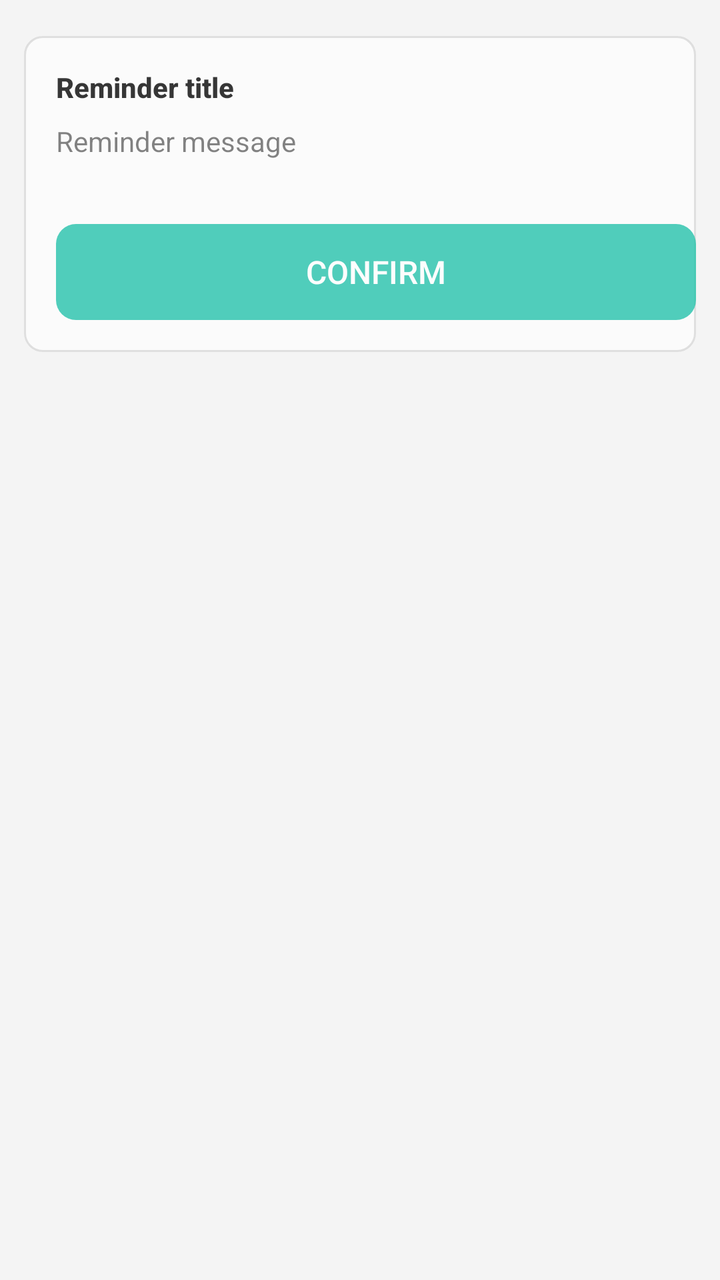
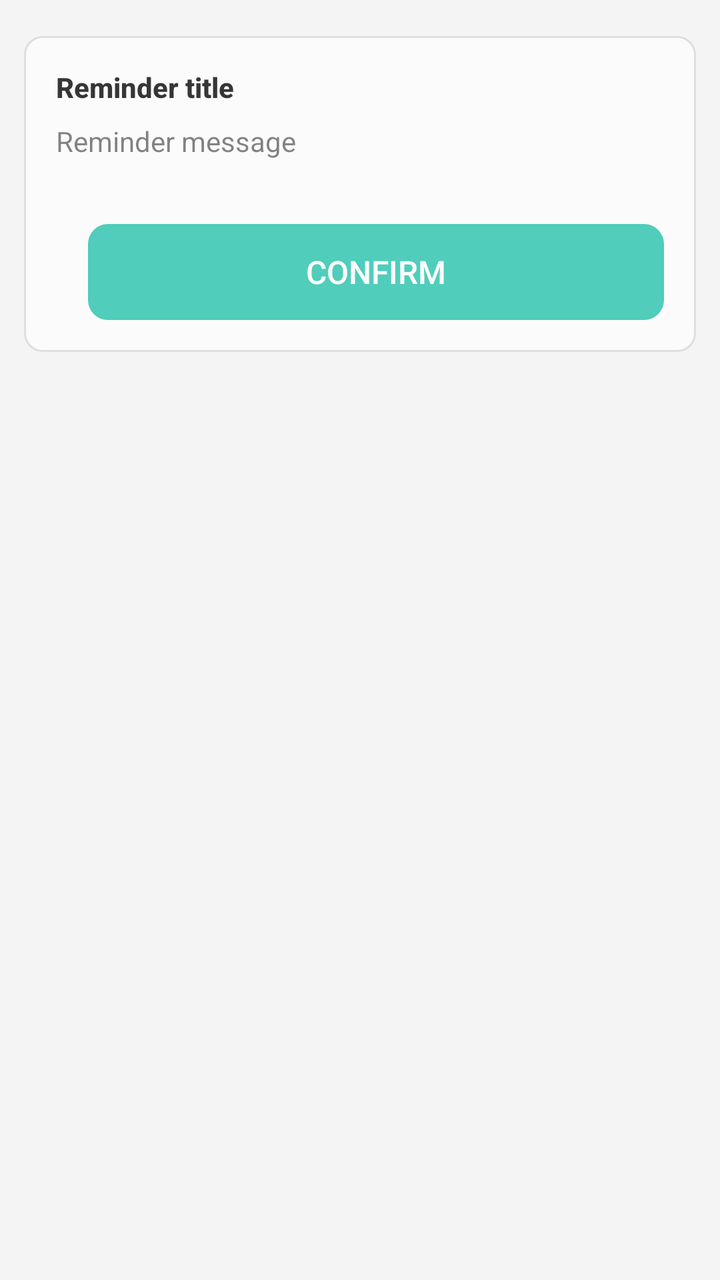

The first picture is an Android layout as it rendered before a commit; the second is the same layout after the commit. The layout source and the unified diff follow.
<!-- AndroidManifest.xml: application theme AppTheme -->
<!-- res/layout/dialog_alert.xml -->
<?xml version="1.0" encoding="utf-8"?>
<ScrollView
    xmlns:android="http://schemas.android.com/apk/res/android"
    android:overScrollMode="never"
    android:layout_width="match_parent"
    android:layout_height="match_parent">

    <LinearLayout
        android:layout_width="match_parent"
        android:layout_height="wrap_content"
        android:orientation="vertical"
        android:padding="12dp">

        <LinearLayout
            android:alpha="0.9"
            android:paddingBottom="16dp"
            android:layout_width="match_parent"
            android:layout_height="wrap_content"
            android:minHeight="150dp"
            android:layout_marginTop="6dp"
            android:background="@drawable/krscript_item_ripple_kon"
            android:orientation="vertical">

            <TextView
                android:id="@+id/confirm_title"
                android:paddingStart="16dp"
                android:paddingEnd="16dp"
                android:paddingTop="16dp"
                style="@style/textTitle"
                android:layout_width="match_parent"
                android:layout_height="wrap_content"
                android:text="@string/confirm_title" />
            <TextView
                android:id="@+id/confirm_message"
                android:textIsSelectable="true"
                android:paddingStart="16dp"
                android:paddingEnd="16dp"
                android:paddingTop="8dp"
                android:paddingBottom="16dp"
                android:text="@string/confirm_message"
                android:layout_width="match_parent"
                android:layout_height="wrap_content" />

            <FrameLayout
                android:id="@+id/confirm_custom_view"
                android:layout_width="match_parent"
                android:layout_height="wrap_content" />

            <LinearLayout
                android:layout_marginTop="16dp"
                android:orientation="horizontal"
                android:layout_width="match_parent"
                android:layout_height="wrap_content">

                <Button
                    android:id="@+id/btn_confirm"
                    style="@style/dialogConfirmBtn"
                    android:text="@string/btn_confirm">
                </Button>
            </LinearLayout>
        </LinearLayout>

    </LinearLayout>
</ScrollView>
<!-- resources referenced by this layout -->
<resources>
  <string name="btn_confirm">Confirm</string>
  <string name="confirm_message">Reminder message</string>
  <string name="confirm_title">Reminder title</string>
  <style name="dialogConfirmBtn" parent="dialogLargeBtn">
          <item name="android:textColor">#FFFFFF</item>
          <item name="android:background">@drawable/btn_bg_large</item>
      </style>
  <style name="textTitle">
          <item name="android:textColor">?android:attr/textColorPrimary</item>
          <item name="android:textStyle">bold</item>
          <item name="android:textSize">14dp</item>
      </style>
  <!-- drawable btn_bg_large (drawable) -->
  <?xml version="1.0" encoding="utf-8"?>
  <selector xmlns:android="http://schemas.android.com/apk/res/android">
      <item android:drawable="@drawable/btn_bg_active_large" android:state_pressed="true" />
      <item android:drawable="@drawable/btn_bg_disabled_large" android:state_enabled="false" />
      <item android:drawable="@drawable/btn_bg_inactive_large" />
  </selector>
  <color name="colorPrimary">#64CDB6</color>
  <color name="colorPrimaryDark">#30C7B6</color>
  <color name="colorAccent">#0dbda2</color>
  <color name="colorParseDark">#20605f5f</color>
  <color name="colorPirmDark">#20000000</color>
  <color name="status_bg_light">@android:color/white</color>
  <style name="AppTheme.AppBarOverlay.Light" parent="ThemeOverlay.AppCompat.ActionBar">
          <item name="titleTextColor">?android:textColorPrimary</item>
          <item name="subtitleTextColor">?android:textColorSecondary</item>
          <item name="colorControlNormal">?android:textColorPrimary</item>
          <item name="android:foregroundTint">?android:textColorSecondary</item>
          <item name="android:foregroundTintMode">screen</item>
      </style>
  <color name="window_bg_light">#f4f4f4</color>
  <color name="cardBgLight">#CCFFFFFF</color>
  <!-- drawable btn_bg_active_large (drawable) -->
  <?xml version="1.0" encoding="utf-8"?>
  <shape xmlns:android="http://schemas.android.com/apk/res/android"
      android:shape="rectangle">
      <solid android:color="#0E828282" />
      
      
      <corners android:radius="10dp" />
  
      
      <padding
          android:bottom="0dp"
          android:left="0dp"
          android:right="0dp"
          android:top="0dp" />
  </shape>
  <!-- drawable btn_bg_inactive_large (drawable) -->
  <?xml version="1.0" encoding="utf-8"?>
  <shape xmlns:android="http://schemas.android.com/apk/res/android"
      android:shape="rectangle">
      <solid android:color="?android:colorAccent" />
      
      
      <corners android:radius="10dp" />
  
      
      <padding
          android:bottom="0dp"
          android:left="0dp"
          android:right="0dp"
          android:top="0dp" />
  </shape>
  <!-- drawable seekbar_thumb (drawable) -->
  <?xml version="1.0" encoding="utf-8"?>
  <shape xmlns:android="http://schemas.android.com/apk/res/android">
      <solid android:color="@android:color/transparent" />
      <corners android:radius="10dp" />
      <size
          android:width="12dp"
          android:height="12dp" />
  </shape>
  <!-- drawable switch_track_disabled (drawable) -->
  <?xml version="1.0" encoding="utf-8"?>
  <shape xmlns:android="http://schemas.android.com/apk/res/android">
      <solid android:color="#22888888" />
      <corners android:radius="10dp" />
      <size android:width="66dp" android:height="20dp" />
  </shape>
  <!-- drawable switch_track_open (drawable) -->
  <?xml version="1.0" encoding="utf-8"?>
  <shape xmlns:android="http://schemas.android.com/apk/res/android">
      <solid android:color="?android:colorAccent" />
      <corners android:radius="10dp" />
      <size android:width="66dp" android:height="20dp" />
  </shape>
  <!-- drawable switch_track_close (drawable) -->
  <?xml version="1.0" encoding="utf-8"?>
  <shape xmlns:android="http://schemas.android.com/apk/res/android">
      <solid android:color="#44888888" />
      <corners android:radius="10dp" />
      <size android:width="66dp" android:height="20dp" />
  </shape>
  <!-- unchanged entries left out for length: 12 -->
</resources>

<!-- the commit's change to res/layout/dialog_alert.xml (unified diff, before → after) -->
@@ -48,6 +48,7 @@
 
             <LinearLayout
                 android:layout_marginTop="16dp"
+                android:layout_marginHorizontal="16dp"
                 android:orientation="horizontal"
                 android:layout_width="match_parent"
                 android:layout_height="wrap_content">
